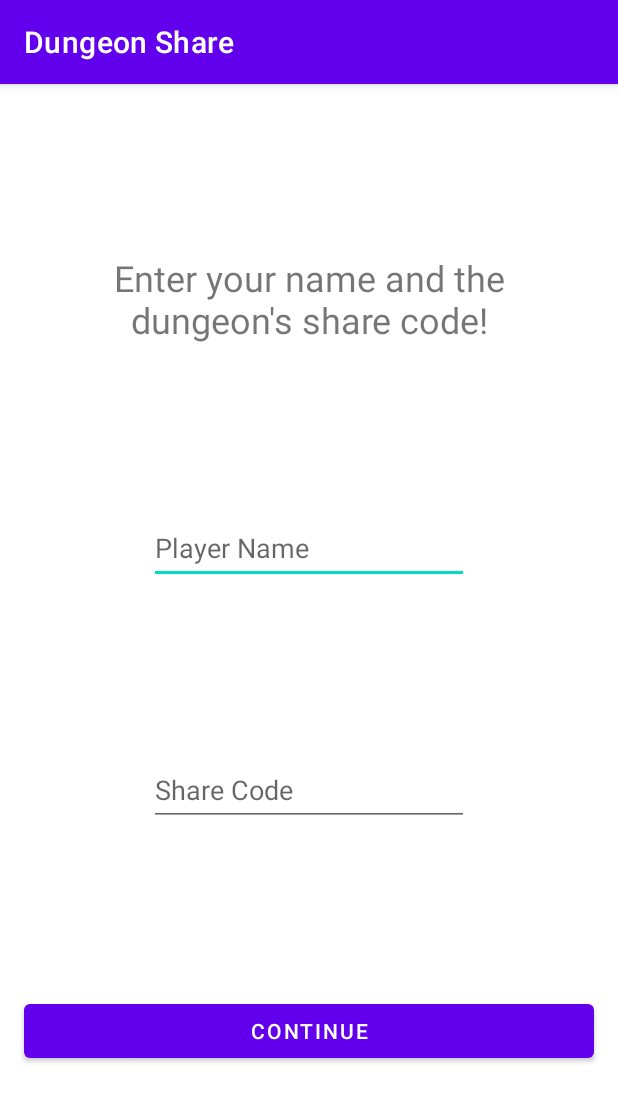
After one commit to ebodenbender/Dungeon-Share, an Android app: the DungeonPlayerRequestActivity screen opened directly, with no data from a screen before it, on a phone screen of 412 x 824 dp. The commit adds this screen. Shown: the top 1102 px of the screen. Run offline under Robolectric (Android 15) with nearby library versions, the phone set to English and light mode, and no system bars.

```diff
--- a/app/src/main/java/com/bodenbender/emily/dungeonshare/Dungeon.java
+++ b/app/src/main/java/com/bodenbender/emily/dungeonshare/Dungeon.java
@@ -58,4 +58,10 @@ public class Dungeon {
     public String getShare_code() {
         return share_code;
     }
+
+    public void updateValues(Dungeon other) {
+        this.DM_name = other.DM_name;
+        this.dungeon_name = other.dungeon_name;
+        this.share_code = other.share_code;
+    }
 }
--- /dev/null
+++ b/app/src/main/java/com/bodenbender/emily/dungeonshare/DungeonPlayerRequestActivity.java
@@ -0,0 +1,50 @@
+/**
+ * Activity for player to input name and share code. Issues a request to the DM to approve or deny
+ * their entry to the dungeon.
+ */
+
+package com.bodenbender.emily.dungeonshare;
+
+import androidx.appcompat.app.AppCompatActivity;
+
+import android.content.Intent;
+import android.os.Bundle;
+import android.view.View;
+import android.widget.Button;
+import android.widget.EditText;
+import android.widget.Toast;
+
+public class DungeonPlayerRequestActivity extends AppCompatActivity
+{
+    static final String TAG = "PlayerRequestActivityTag";
+
+    @Override
+    protected void onCreate(Bundle savedInstanceState)
+    {
+        super.onCreate(savedInstanceState);
+        setContentView(R.layout.activity_dungeon_player_request);
+
+        EditText playerNameEditText = findViewById(R.id.editTextPlayerName);
+        EditText shareCodeEditText = findViewById(R.id.editTextShareCode);
+
+        Button continueButton = findViewById(R.id.continueButton);
+        continueButton.setOnClickListener(new View.OnClickListener()
+        {
+            @Override
+            public void onClick(View view)
+            {
+                if (playerNameEditText.getText().toString().isEmpty() ||
+                        shareCodeEditText.getText().toString().isEmpty())
+                {
+                    Toast.makeText(DungeonPlayerRequestActivity.this,
+                            "Please Fill All Fields", Toast.LENGTH_SHORT).show();
+                }
+                else
+                {
+                    // TODO check share code, if incorrect make a toast and clear the edit text,
+                    // TODO if share code is correct then send a request to DM
+                }
+            }
+        });
+    }
+}
--- /dev/null
+++ b/app/src/main/res/layout/activity_dungeon_player_request.xml
@@ -0,0 +1,58 @@
+<?xml version="1.0" encoding="utf-8"?>
+<androidx.constraintlayout.widget.ConstraintLayout xmlns:android="http://schemas.android.com/apk/res/android"
+    xmlns:app="http://schemas.android.com/apk/res-auto"
+    xmlns:tools="http://schemas.android.com/tools"
+    android:layout_width="match_parent"
+    android:layout_height="match_parent"
+    tools:context=".DungeonHostDetailActivity">
+
+    <EditText
+        android:id="@+id/editTextPlayerName"
+        android:layout_width="wrap_content"
+        android:layout_height="wrap_content"
+        android:ems="10"
+        android:hint="@string/player_name"
+        android:inputType="text"
+        android:minHeight="48dp"
+        app:layout_constraintBottom_toTopOf="@+id/editTextShareCode"
+        app:layout_constraintEnd_toEndOf="parent"
+        app:layout_constraintStart_toStartOf="parent"
+        app:layout_constraintTop_toBottomOf="@+id/textViewInstruction" />
+
+    <EditText
+        android:id="@+id/editTextShareCode"
+        android:layout_width="wrap_content"
+        android:layout_height="wrap_content"
+        android:ems="10"
+        android:hint="@string/share_code"
+        android:inputType="text"
+        android:minHeight="48dp"
+        app:layout_constraintBottom_toTopOf="@+id/continueButton"
+        app:layout_constraintEnd_toEndOf="parent"
+        app:layout_constraintStart_toStartOf="parent"
+        app:layout_constraintTop_toBottomOf="@+id/editTextPlayerName" />
+
+    <TextView
+        android:id="@+id/textViewInstruction"
+        android:layout_width="300dp"
+        android:layout_height="60dp"
+        android:text="@string/enter_name_and_share_code"
+        android:textAlignment="center"
+        android:textSize="24sp"
+        app:layout_constraintBottom_toTopOf="@+id/editTextPlayerName"
+        app:layout_constraintEnd_toEndOf="parent"
+        app:layout_constraintStart_toStartOf="parent"
+        app:layout_constraintTop_toTopOf="parent" />
+
+    <Button
+        android:id="@+id/continueButton"
+        android:layout_width="0dp"
+        android:layout_height="wrap_content"
+        android:layout_marginStart="16dp"
+        android:layout_marginEnd="16dp"
+        android:text="@string/cont"
+        app:layout_constraintBottom_toBottomOf="parent"
+        app:layout_constraintEnd_toEndOf="parent"
+        app:layout_constraintStart_toStartOf="parent"
+        app:layout_constraintTop_toBottomOf="@+id/editTextShareCode" />
+</androidx.constraintlayout.widget.ConstraintLayout>
--- a/app/src/main/res/values/strings.xml
+++ b/app/src/main/res/values/strings.xml
@@ -8,12 +8,15 @@
     <string name="new_dungeon">New Dungeon</string>
     <string name="chat">Chat</string>
     <string name="enter_your_name_and_the_name_of_the_dungeon">Enter your name and the name of the dungeon!</string>
+    <string name="enter_name_and_share_code">Enter your name and the dungeon\'s share code!</string>
     <string name="cont">continue</string>
     <string name="dm_name">DM Name</string>
+    <string name="player_name">Player Name</string>
     <string name="dungeon_name">Dungeon Name</string>
     <string name="add_new_room">add new room</string>
     <string name="room_name">Room Name</string>
     <string name="visible_to_players">Visible to Players</string>
     <string name="room_description">Room Description</string>
     <string name="done">done</string>
+    <string name="share_code">Share Code</string>
 </resources>
```
Also changed, not shown: app/src/main/java/com/bodenbender/emily/dungeonshare/DungeonAdapter.java (added, +81 -0 lines), app/src/main/java/com/bodenbender/emily/dungeonshare/DungeonPlayerActivity.java (+55 -13 lines), app/src/main/res/layout/activity_dungeon_player.xml (+12 -1 lines), app/src/main/res/layout/dungeon_card.xml (added, +32 -0 lines).
